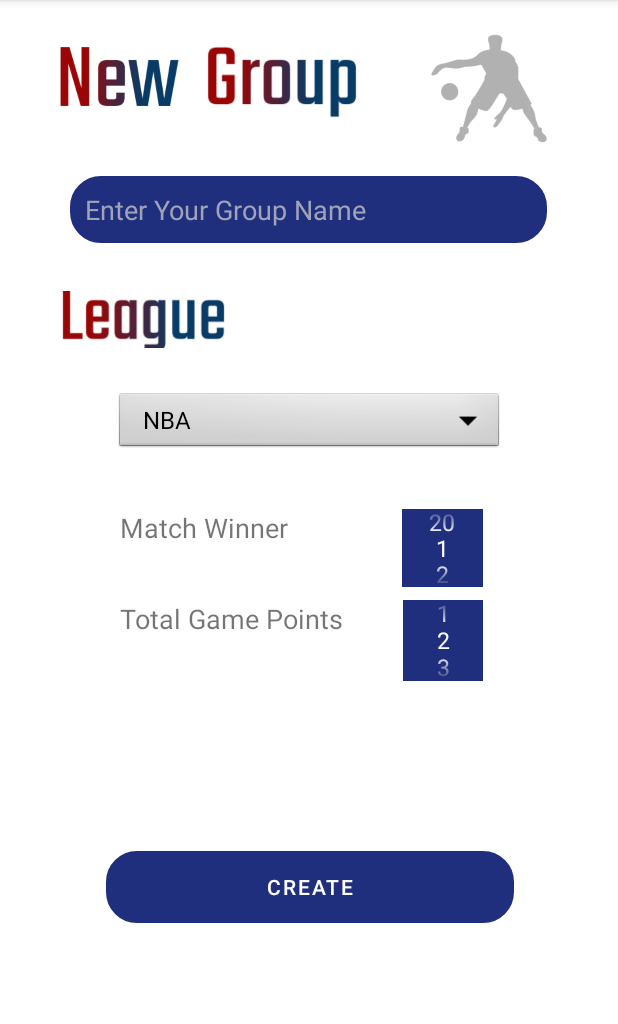
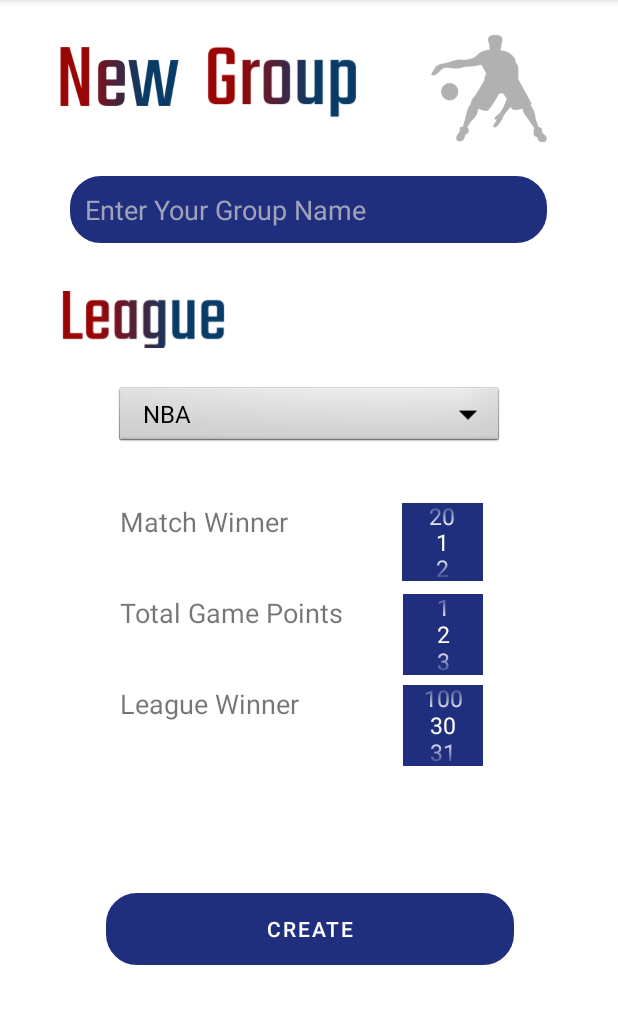
Before and after one commit to EdenShtein/iBet, an Android app: the CreateGroupFragment screen opened through its navigation route, on a phone screen of 412 x 824 dp, the part 84-1108 px from its top. Run offline under Robolectric (Android 15) with nearby library versions, the phone set to English and light mode, and no system bars.

Commit message:
added league winner points format

```diff
--- a/app/src/main/java/com/example/ibet/CreateGroupFragment.java
+++ b/app/src/main/java/com/example/ibet/CreateGroupFragment.java
@@ -35,9 +35,11 @@ public class CreateGroupFragment extends Fragment {
 
     NumberPicker fullTimePointsPicker;
     NumberPicker totalGamePointsPicker;
+    NumberPicker leagueWinnerPicker;
 
     int finalMatchWinner = 1;
     int total = 2;
+    int leagueWinner = 30;
 
     Button create;
 
@@ -57,9 +59,11 @@ public class CreateGroupFragment extends Fragment {
 
         fullTimePointsPicker = view.findViewById(R.id.create_group_picker2);
         totalGamePointsPicker = view.findViewById(R.id.create_group_picker3);
+        leagueWinnerPicker = view.findViewById(R.id.create_group_picker);
 
         setPointsPicker(fullTimePointsPicker, 1, 20, 1);
         setPointsPicker(totalGamePointsPicker, 1, 20, 2);
+        setPointsPicker(leagueWinnerPicker, 30, 100, 30);
 
         //groupViewModel = ViewModelProviders.of(getActivity()).get(GroupViewModel.class);
 
@@ -74,6 +78,13 @@ public class CreateGroupFragment extends Fragment {
             @Override
             public void onValueChange(NumberPicker picker, int oldVal, int newVal) {
                 total = newVal;
+            }
+        });
+
+        leagueWinnerPicker.setOnValueChangedListener(new NumberPicker.OnValueChangeListener() {
+            @Override
+            public void onValueChange(NumberPicker picker, int oldVal, int newVal) {
+                leagueWinner = newVal;
             }
         });
 
@@ -92,7 +103,7 @@ public class CreateGroupFragment extends Fragment {
                     Toast.makeText(getActivity(), "Please Enter a valid group name!", Toast.LENGTH_SHORT).show();
                 } else {
                     String name = groupName.getText().toString();
-                    Model.instance.createGroup(name, finalMatchWinner, total, new Model.GroupListener() {
+                    Model.instance.createGroup(name, finalMatchWinner, total, leagueWinner, new Model.GroupListener() {
                         @Override
                         public void onComplete(boolean result, Group group) {
                             if (result) {
--- a/app/src/main/java/com/example/ibet/GroupDetailsFragment.java
+++ b/app/src/main/java/com/example/ibet/GroupDetailsFragment.java
@@ -54,6 +54,7 @@ public class GroupDetailsFragment extends Fragment {
     TextView group_name;
     TextView group_points1;
     TextView group_points2;
+    TextView group_points3;
 
     String group_id;
     Group currentGroup;
@@ -99,6 +100,7 @@ public class GroupDetailsFragment extends Fragment {
 
         group_points1 = view.findViewById(R.id.group_details_score_input);
         group_points2 = view.findViewById(R.id.group_details_winner_input);
+        group_points3 = view.findViewById(R.id.group_details_leaguewinner_input);
 
         Model.instance.getGroupData(group_id, "", new Model.GroupListener() {
             @Override
@@ -106,6 +108,7 @@ public class GroupDetailsFragment extends Fragment {
                 currentGroup = group;
                 group_points1.setText(currentGroup.getPointsTotal());
                 group_points2.setText(currentGroup.getPointsWinner());
+                group_points3.setText(currentGroup.getPointsLeagueWinner());
             }
         });
 
--- a/app/src/main/java/com/example/ibet/model/Model.java
+++ b/app/src/main/java/com/example/ibet/model/Model.java
@@ -103,10 +103,10 @@ public class Model {
         public void onComplete(boolean result, Group group);
     }
 
-    public void createGroup(String groupName,int finalMatchWinner,int total,GroupListener listener){
+    public void createGroup(String groupName,int finalMatchWinner,int total,int leagueWinner, GroupListener listener){
         pref = mActivity.getSharedPreferences("MyPref", 0);
         String token = pref.getString("token",null);
-        server.createGroup(listener,mActivity,token,groupName,finalMatchWinner,total);
+        server.createGroup(listener,mActivity,token,groupName,finalMatchWinner,total, leagueWinner);
     }
 
     public void getGroupData(String group_id,String user_id,GroupListener listener){
--- a/app/src/main/res/layout/fragment_create_group.xml
+++ b/app/src/main/res/layout/fragment_create_group.xml
@@ -29,6 +29,17 @@
         app:layout_constraintTop_toTopOf="@+id/textView7"
         tools:ignore="MissingConstraints"></NumberPicker>
 
+    <NumberPicker
+        android:id="@+id/create_group_picker"
+        android:layout_width="53dp"
+        android:layout_height="54dp"
+        android:layout_marginEnd="90dp"
+        android:backgroundTint="#202E7E"
+        android:theme="@style/NumberPickerTheme"
+        app:layout_constraintEnd_toEndOf="parent"
+        app:layout_constraintTop_toTopOf="@+id/textView"
+        tools:ignore="MissingConstraints"></NumberPicker>
+
     <EditText
         android:id="@+id/create_group_input_name"
         android:layout_width="318dp"
@@ -52,7 +63,7 @@
         android:id="@+id/create_group_league_dropdown"
         android:layout_width="259dp"
         android:layout_height="43dp"
-        android:layout_marginTop="28dp"
+        android:layout_marginTop="24dp"
         android:background="@android:drawable/btn_dropdown"
         android:spinnerMode="dropdown"
         app:layout_constraintEnd_toEndOf="parent"
@@ -72,7 +83,7 @@
         app:layout_constraintEnd_toEndOf="parent"
         app:layout_constraintHorizontal_bias="0.512"
         app:layout_constraintStart_toStartOf="parent"
-        app:layout_constraintTop_toBottomOf="@+id/create_group_picker3" />
+        app:layout_constraintTop_toBottomOf="@+id/create_group_picker" />
 
     <ImageView
         android:id="@+id/imageView8"
@@ -141,4 +152,15 @@
         app:layout_constraintStart_toStartOf="parent"
         app:layout_constraintTop_toBottomOf="@+id/textView6" />
 
+    <TextView
+        android:id="@+id/textView"
+        android:layout_width="0dp"
+        android:layout_height="wrap_content"
+        android:layout_marginStart="80dp"
+        android:layout_marginTop="36dp"
+        android:text="League Winner"
+        android:textSize="18sp"
+        app:layout_constraintStart_toStartOf="parent"
+        app:layout_constraintTop_toBottomOf="@+id/textView7" />
+
 </androidx.constraintlayout.widget.ConstraintLayout>
--- a/app/src/main/res/layout/fragment_main_feed.xml
+++ b/app/src/main/res/layout/fragment_main_feed.xml
@@ -84,6 +84,7 @@
         android:id="@+id/bottom_navigation_bar"
         android:layout_width="0dp"
         android:layout_height="70dp"
+        android:layout_marginTop="16dp"
         android:background="?attr/colorButtonNormal"
         app:labelVisibilityMode="labeled"
         app:layout_constraintBottom_toBottomOf="@+id/mainfeed_background"
```
Also changed, not shown: app/src/main/java/com/example/ibet/model/Group/Group.java (+11 -0 lines), app/src/main/java/com/example/ibet/model/Server.java (+15 -11 lines), app/src/main/res/layout/fragment_group_details.xml (+37 -2 lines).
